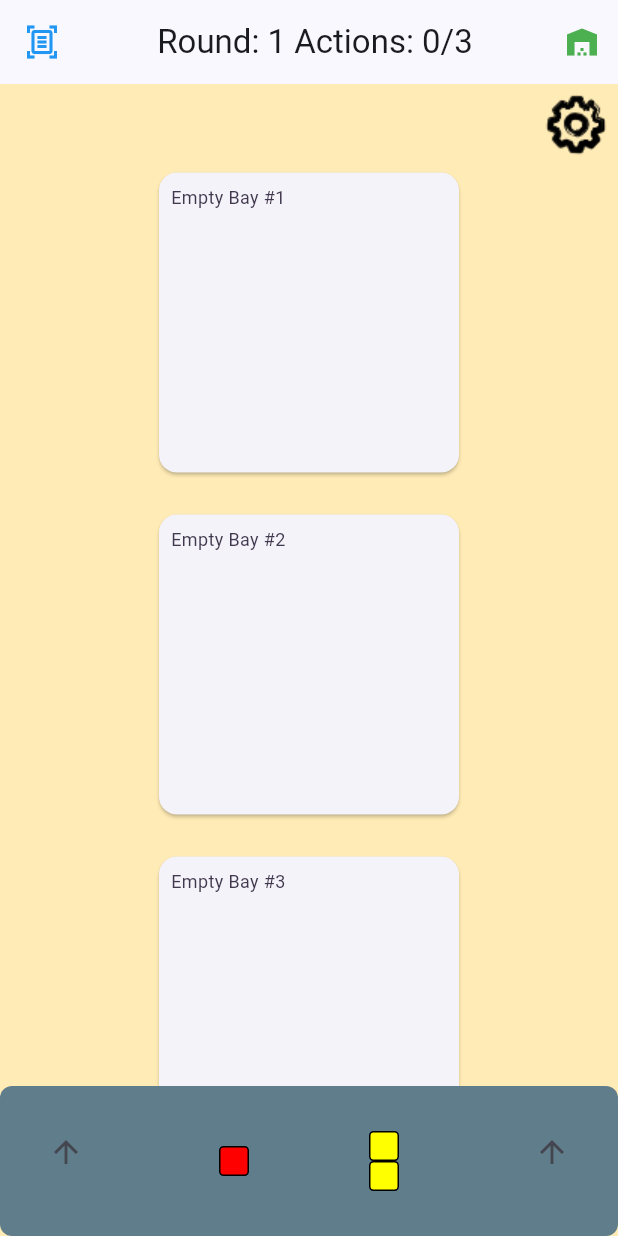
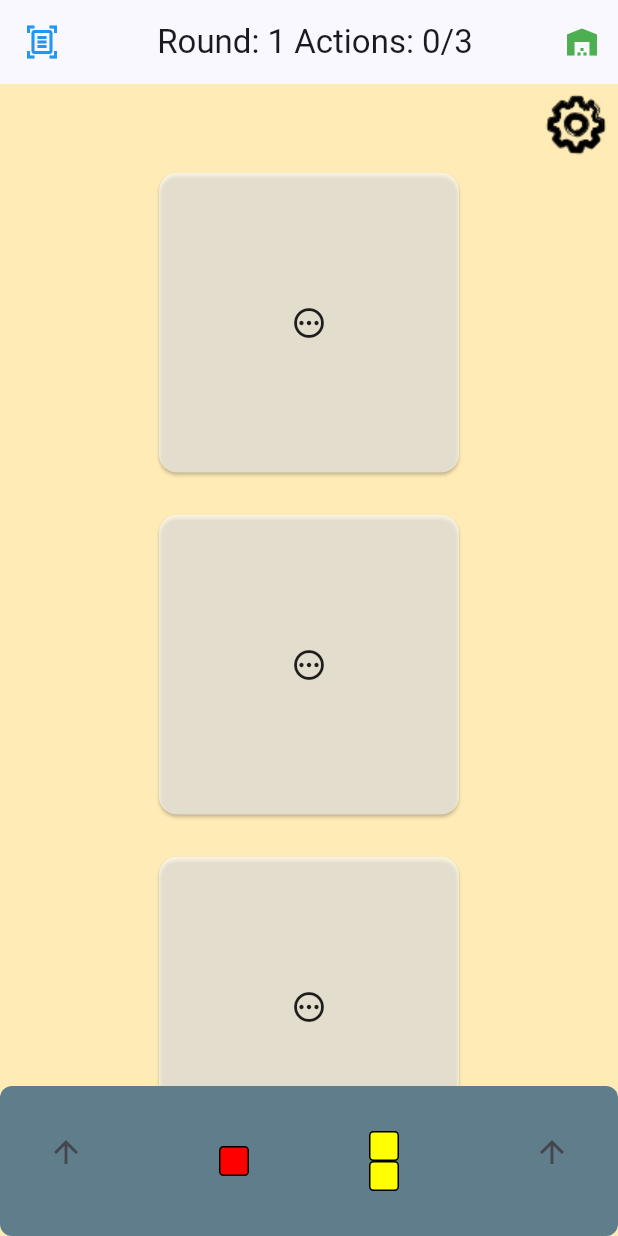
Before and after one commit to agthatch/power_panels, a Flutter app: the PlaySessionScreen screen opened by its route, on a phone screen of 412 x 824 dp. Run offline on Flutter 3.47's test engine with Material 3 defaults, Android fonts, the phone set to English and light mode, and no system bars; our stand-ins replace audioplayers, go_router, shared_preferences, shimmer; accounts and stored records are empty.

Commit message:
Beautify panel widgets

```diff
--- a/lib/play_session/assembly/empty_station_widget.dart
+++ b/lib/play_session/assembly/empty_station_widget.dart
@@ -8,22 +8,13 @@ class EmptyStation extends StatelessWidget {
   @override
   Widget build(BuildContext context) {
     return Card(
+      elevation: 1,
+      color: Colors.white60,
       child: SizedBox(
         width: 200,
         height: 200,
-        child: Stack(
-          children: [
-            // Text in upper-left corner
-            Positioned(
-              top: 8,
-              left: 8,
-              child: Text(
-                'Empty Bay #$bayNumber',
-                style: TextStyle(fontSize: 12),
-              ),
-            ),
-            // Other content of the card can be added here
-          ],
+        child: Center(
+          child: Icon(Icons.pending_outlined),
         ),
       ),
     );
--- a/lib/play_session/blueprint/blueprint_widget.dart
+++ b/lib/play_session/blueprint/blueprint_widget.dart
@@ -28,16 +28,13 @@ class _BlueprintWidgetState extends State<BlueprintWidget> {
         child: Column(
           crossAxisAlignment: CrossAxisAlignment.stretch,
           children: [
-            // Top section with text
             _createTopSection(boardState),
-            // Middle section with blue container
             Expanded(
               child: Opacity(
                   opacity: 0.5,
                   child: FrameWidget(
                       panel: Panel.fromBlueprint(widget.blueprint))),
             ),
-            // Bottom section with text
             Container(
               alignment: Alignment.centerRight,
               padding: EdgeInsets.all(5.0),
```
Also changed, not shown: lib/play_session/panel_widget.dart (+37 -22 lines).
